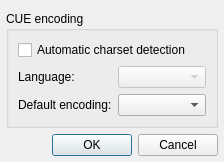
This is src/plugins/Input/cue/settingsdialog.ui in ksv1986/qmmp-staging as Qt 5 draws it before an edit. The edited form follows.
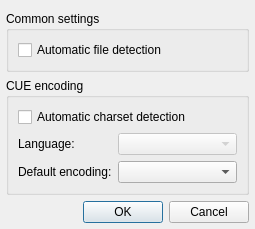
This is the edited form.

```diff
--- a/src/plugins/Input/cue/settingsdialog.ui
+++ b/src/plugins/Input/cue/settingsdialog.ui
@@ -6,14 +6,14 @@
    <rect>
     <x>0</x>
     <y>0</y>
-    <width>224</width>
-    <height>155</height>
+    <width>255</width>
+    <height>205</height>
    </rect>
   </property>
   <property name="windowTitle">
    <string>CUE Plugin Settings</string>
   </property>
-  <layout class="QVBoxLayout" name="verticalLayout">
+  <layout class="QVBoxLayout" name="verticalLayout_2">
    <property name="leftMargin">
     <number>6</number>
    </property>
@@ -23,6 +23,22 @@
    <property name="bottomMargin">
     <number>6</number>
    </property>
+   <item>
+    <widget class="QGroupBox" name="groupBox_2">
+     <property name="title">
+      <string>Common settings</string>
+     </property>
+     <layout class="QVBoxLayout" name="verticalLayout">
+      <item>
+       <widget class="QCheckBox" name="dirtyCueCheckBox">
+        <property name="text">
+         <string>Automatic file detection</string>
+        </property>
+       </widget>
+      </item>
+     </layout>
+    </widget>
+   </item>
    <item>
     <widget class="QGroupBox" name="groupBox">
      <property name="title">
```
